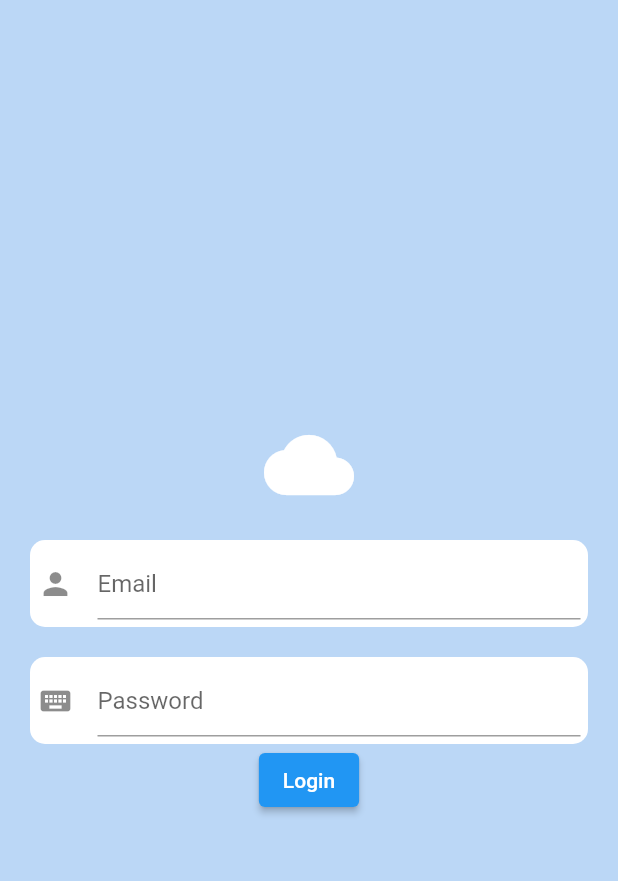
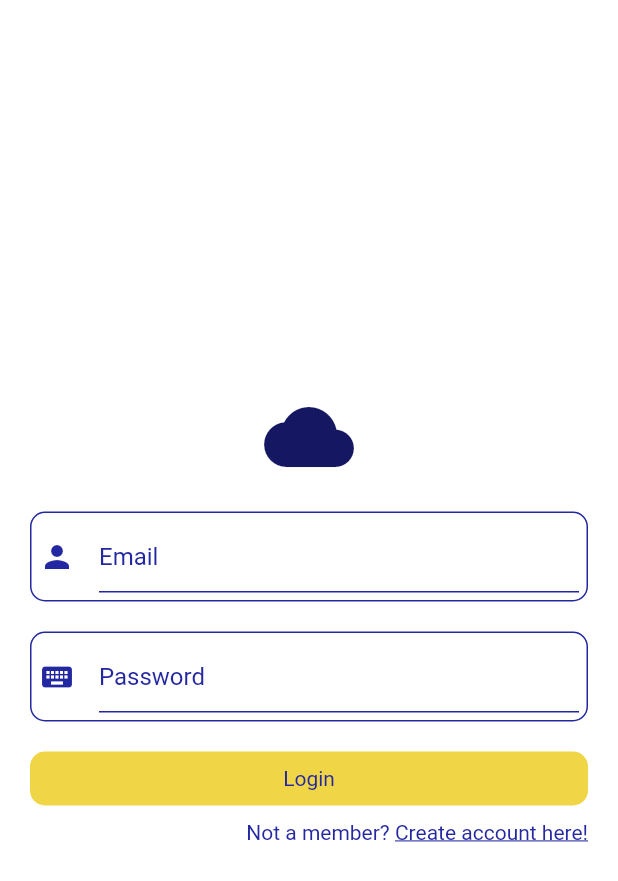
Before and after one commit to Przemas91M/weather_station_esp32, a Flutter app: the screen it shows after launch, on a phone screen of 412 x 824 dp. Shown: the top 881 px of the screen. Run offline on Flutter 3.47's test engine with Material 2 defaults, Android fonts, the phone set to English and light mode, and no system bars; our stand-ins replace bloc, cloud_firestore, equatable, firebase_auth, firebase_core, flutter_bloc; accounts and stored records are empty.

Commit message:
Created login screen and added color palette.

```diff
--- a/lib/auth/view/sign_in_page.dart
+++ b/lib/auth/view/sign_in_page.dart
@@ -1,5 +1,7 @@
 import 'package:flutter/material.dart';
+import 'package:weather_station_esp32/auth/widgets/auth_button.dart';
 import 'package:weather_station_esp32/auth/widgets/elevated_text_input.dart';
+import 'package:weather_station_esp32/style/color_palette.dart';
 
 class SignInPage extends StatefulWidget {
   const SignInPage({super.key});
@@ -15,14 +17,14 @@ class _SignInPageState extends State<SignInPage> {
   @override
   Widget build(BuildContext context) {
     return Scaffold(
-      backgroundColor: Color.fromRGBO(187, 215, 246, 1),
+      backgroundColor: Colors.white,
       body: SafeArea(
         child: Padding(
           padding: const EdgeInsets.symmetric(horizontal: 20.0),
           child: Column(
             mainAxisAlignment: MainAxisAlignment.center,
             children: [
-              const Icon(Icons.cloud, color: Colors.white, size: 60.0),
+              const Icon(Icons.cloud, color: ColorPalette.darkBlue, size: 60.0),
               const SizedBox(height: 20.0),
               ElevatedTextInput(
                 controller: _emailController,
@@ -35,7 +37,27 @@ class _SignInPageState extends State<SignInPage> {
                 inputText: 'Password',
                 icon: const Icon(Icons.keyboard),
               ),
-              ElevatedButton(onPressed: () {}, child: Text('Login'))
+              const SizedBox(height: 20),
+              AuthButton(textInput: 'Login', onTap: () {}),
+              const SizedBox(height: 10),
+              Row(
+                mainAxisAlignment: MainAxisAlignment.end,
+                children: [
+                  Text(
+                    'Not a member? ',
+                    style: Theme.of(context).textTheme.bodyMedium,
+                  ),
+                  GestureDetector(
+                    onTap: () {}, //TODO dolozyc funkcje do przelaczania ekranu
+                    child: const Text(
+                      'Create account here!',
+                      style: TextStyle(
+                          decoration: TextDecoration.underline,
+                          color: ColorPalette.midBlue),
+                    ),
+                  ),
+                ],
+              )
             ],
           ),
         ),
--- a/lib/auth/widgets/auth_button.dart
+++ b/lib/auth/widgets/auth_button.dart
@@ -1,10 +1,28 @@
 import 'package:flutter/material.dart';
+import 'package:weather_station_esp32/style/color_palette.dart';
 
 class AuthButton extends StatelessWidget {
-  const AuthButton({super.key});
+  const AuthButton({super.key, required this.textInput, required this.onTap});
+
+  final String textInput;
+  final void Function() onTap;
 
   @override
   Widget build(BuildContext context) {
-    return Container();
+    return GestureDetector(
+      onTap: onTap,
+      child: Container(
+        padding: EdgeInsets.symmetric(vertical: 10.0),
+        decoration: BoxDecoration(
+            borderRadius: BorderRadius.circular(10),
+            color: ColorPalette.yellow),
+        child: Center(
+          child: Text(
+            textInput,
+            style: const TextStyle(color: ColorPalette.midBlue),
+          ),
+        ),
+      ),
+    );
   }
 }
--- a/lib/auth/widgets/elevated_text_input.dart
+++ b/lib/auth/widgets/elevated_text_input.dart
@@ -1,4 +1,5 @@
 import 'package:flutter/material.dart';
+import 'package:weather_station_esp32/style/color_palette.dart';
 
 class ElevatedTextInput extends StatelessWidget {
   const ElevatedTextInput(
@@ -16,12 +17,22 @@ class ElevatedTextInput extends StatelessWidget {
     return Container(
       padding: EdgeInsets.symmetric(vertical: 5.0, horizontal: 5.0),
       decoration: BoxDecoration(
+        border: Border.all(color: ColorPalette.midBlue, width: 1.0),
         borderRadius: BorderRadius.circular(10),
         color: Colors.white,
       ),
       child: TextField(
-        decoration: InputDecoration(hintText: inputText, icon: icon),
+        decoration: InputDecoration(
+            enabledBorder: const UnderlineInputBorder(
+                borderSide: BorderSide(color: ColorPalette.midBlue)),
+            focusedBorder: const UnderlineInputBorder(
+                borderSide: BorderSide(color: ColorPalette.darkBlue)),
+            hintStyle: const TextStyle(color: ColorPalette.midBlue),
+            hintText: inputText,
+            icon: icon,
+            iconColor: ColorPalette.midBlue),
         controller: controller,
+        style: const TextStyle(color: ColorPalette.midBlue),
       ),
     );
   }
--- a/lib/bloc/app.dart
+++ b/lib/bloc/app.dart
@@ -3,6 +3,7 @@ import 'package:flutter_bloc/flutter_bloc.dart';
 import 'package:weather_station_esp32/auth/bloc/auth_bloc.dart';
 import 'package:weather_station_esp32/auth/repository/auth_repo.dart';
 import 'package:weather_station_esp32/auth/view/sign_in_page.dart';
+import 'package:weather_station_esp32/style/color_palette.dart';
 
 class App extends StatelessWidget {
   App({super.key});
@@ -22,7 +23,11 @@ class AppView extends StatelessWidget {
 
   @override
   Widget build(BuildContext context) {
-    return MaterialApp(home: BlocBuilder<AuthBloc, AuthState>(
+    return MaterialApp(
+        theme: ThemeData(
+            textTheme: const TextTheme(
+                bodyMedium: TextStyle(color: ColorPalette.midBlue))),
+        home: BlocBuilder<AuthBloc, AuthState>(
           builder: (context, state) {
             if (state is Authenticated) {
               return const SignInPage();
--- /dev/null
+++ b/lib/style/color_palette.dart
@@ -0,0 +1,12 @@
+import 'package:flutter/material.dart';
+
+class ColorPalette {
+  static const lightBlue = Color.fromRGBO(69, 75, 180, 1.0);
+  static const midBlue = Color.fromRGBO(35, 39, 161, 1.0);
+  static const darkBlue = Color.fromRGBO(22, 23, 99, 1.0);
+  static const yellow = Color.fromRGBO(240, 214, 70, 1);
+  static const darkBronze = Color.fromRGBO(65, 53, 65, 1.0);
+  static const lightBronze = Color.fromRGBO(163, 118, 73, 1.0);
+  static const gray = Color.fromRGBO(177, 179, 205, 1.0);
+  static const lightGray = Color.fromRGBO(235, 239, 252, 1.0);
+}
```
Lines whose indentation alone changed are shown as unchanged.
